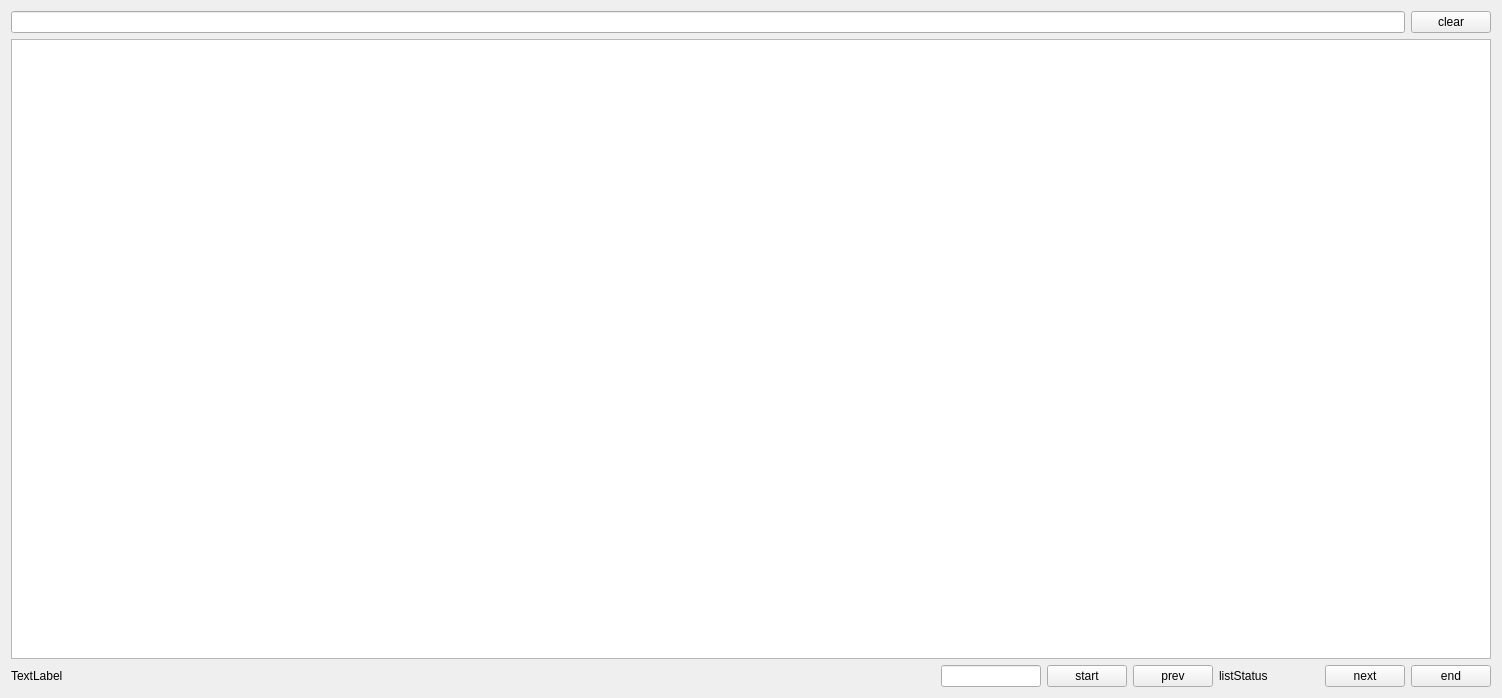
Old version of the form src/components/PageableList.ui in the repository jensvogt/awsmock-qt-ui.
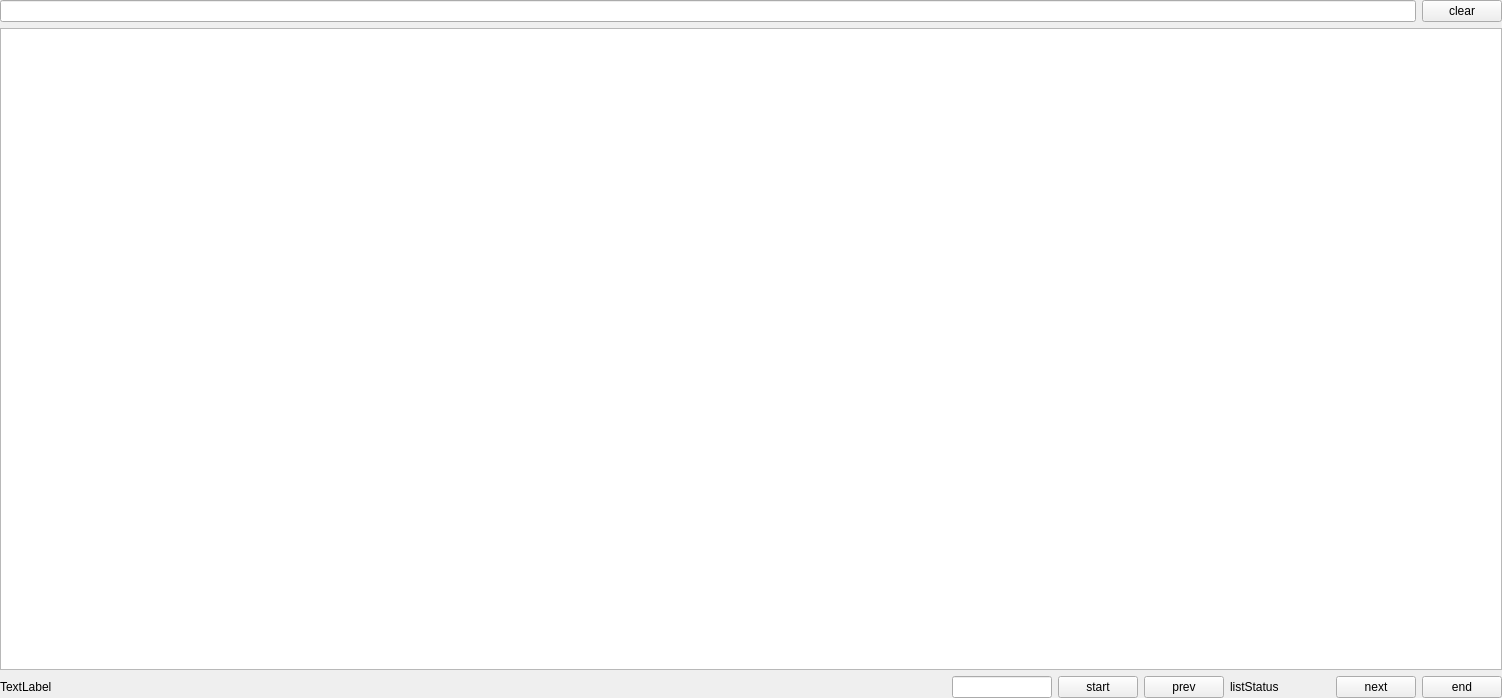
New version of the form.

Commit message: fix: SQS queue list

The edit to the form file:
```diff
--- a/src/components/PageableList.ui
+++ b/src/components/PageableList.ui
@@ -14,6 +14,18 @@
    <string>PageableList</string>
   </property>
   <layout class="QVBoxLayout" name="verticalLayout">
+   <property name="leftMargin">
+    <number>0</number>
+   </property>
+   <property name="topMargin">
+    <number>0</number>
+   </property>
+   <property name="rightMargin">
+    <number>0</number>
+   </property>
+   <property name="bottomMargin">
+    <number>0</number>
+   </property>
    <item>
     <layout class="QHBoxLayout" name="horizontalLayout_2">
      <property name="topMargin">
```
The commit also changes 29 other files.
